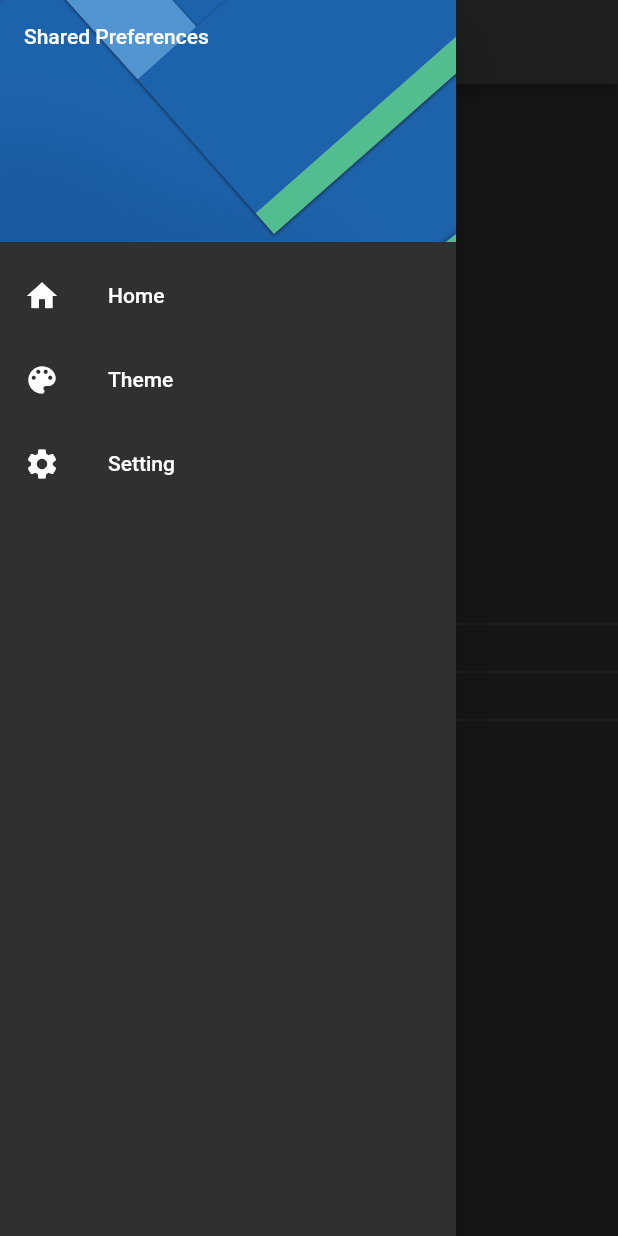
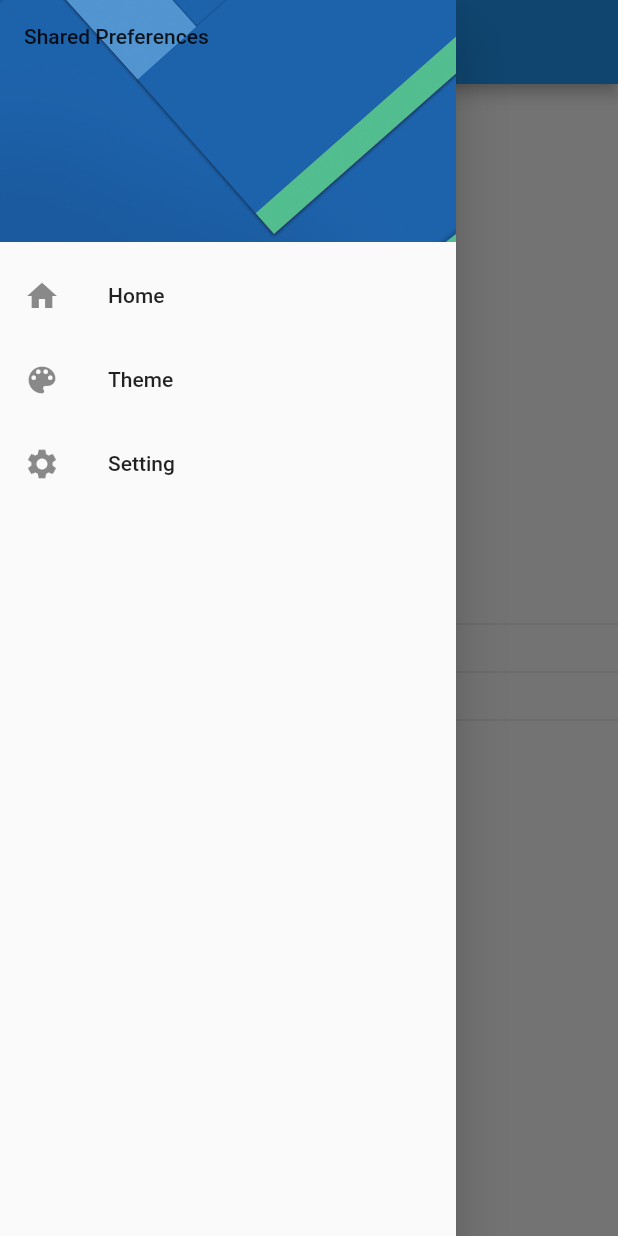
Before and after one commit to manuelduarte077/preferences_app, a Flutter app: the screen it shows after launch, with the side drawer open, on a phone screen of 412 x 824 dp. Run offline on Flutter 3.47's test engine with Material 2 defaults, Android fonts, the phone set to English and light mode, and no system bars; our stand-ins replace shared_preferences.

Commit message:
feat: add preferences theme and gender

```diff
--- a/lib/app/app.dart
+++ b/lib/app/app.dart
@@ -1,5 +1,6 @@
 import 'package:flutter/material.dart';
 import 'package:preferences_app/screens/screens.dart';
+import 'package:preferences_app/shared/preferences.dart';
 
 class MyApp extends StatelessWidget {
   const MyApp({Key? key}) : super(key: key);
@@ -13,7 +14,7 @@ class MyApp extends StatelessWidget {
         HomeScreen.routeName: (context) => const HomeScreen(),
         SettingScreen.routeName: (context) => const SettingScreen(),
       },
-      theme: ThemeData.dark(),
+      theme: Preferences.isDarkMode ? ThemeData.dark() : ThemeData.light(),
     );
   }
 }
--- a/lib/main.dart
+++ b/lib/main.dart
@@ -1,11 +1,11 @@
 import 'package:flutter/material.dart';
 import 'package:preferences_app/app/app.dart';
-import 'package:preferences_app/shared/shared_preferences.dart';
+import 'package:preferences_app/shared/preferences.dart';
 
 void main() async {
   WidgetsFlutterBinding.ensureInitialized();
 
-  // Asi puedo usar mis preferencias de manera global
   await Preferences.init();
+
   runApp(const MyApp());
 }
--- a/lib/screens/home_screen.dart
+++ b/lib/screens/home_screen.dart
@@ -1,4 +1,5 @@
 import 'package:flutter/material.dart';
+import 'package:preferences_app/shared/preferences.dart';
 import 'package:preferences_app/widgets/side_menu.dart';
 
 class HomeScreen extends StatelessWidget {
@@ -14,13 +15,13 @@ class HomeScreen extends StatelessWidget {
       drawer: const SideMenu(),
       body: Column(
         mainAxisAlignment: MainAxisAlignment.center,
-        children: const <Widget>[
-          Text('isDarkMode: '),
-          Divider(),
-          Text('Genero: '),
-          Divider(),
-          Text('Nombre: '),
-          Divider(),
+        children: <Widget>[
+          Text('isDarkMode: ${Preferences.isDarkMode}'),
+          const Divider(),
+          Text('Genero: ${Preferences.gender}'),
+          const Divider(),
+          Text('Nombre: ${Preferences.name}'),
+          const Divider(),
         ],
       ),
     );
--- /dev/null
+++ b/lib/shared/preferences.dart
@@ -0,0 +1,46 @@
+import 'package:shared_preferences/shared_preferences.dart';
+
+class Preferences {
+  //  Crearme las preferencias
+  static late SharedPreferences _prefs;
+
+  // Prppiedades
+  static String _name = '';
+  static bool _isDarkMode = false;
+  static int _gender = 1;
+
+  static Future init() async {
+    _prefs = await SharedPreferences.getInstance();
+  }
+
+  // Exponerlos mediante getter y setter
+  // Name Preferences
+  static String get name {
+    return _prefs.getString('name') ?? _name;
+  }
+
+  static set name(String name) {
+    _name = name;
+    _prefs.setString('name', name);
+  }
+
+  // Dark Mode
+  static bool get isDarkMode {
+    return _prefs.getBool('isDarkMode') ?? _isDarkMode;
+  }
+
+  static set isDarkMode(bool value) {
+    _isDarkMode = value;
+    _prefs.setBool('isDarkMode', value);
+  }
+
+  // Preferencias de genero
+  static int get gender {
+    return _prefs.getInt('gender') ?? _gender;
+  }
+
+  static set gender(int gender) {
+    _gender = gender;
+    _prefs.setInt('gender', gender);
+  }
+}
--- a/lib/shared/shared_preferences.dart
+++ /dev/null
@@ -1,16 +0,0 @@
-import 'package:shared_preferences/shared_preferences.dart';
-
-class Preferences {
-  //  Crearme las preferencias
-  static late SharedPreferences _prefs;
-
-  // Prppiedades
-  static String _name = '';
-  static bool _isDarkMode = false;
-  static int _gender = 1;
-
-  // Exponerlos mediante getter y setter
-  static Future init() async {
-    final _prefs = await SharedPreferences.getInstance();
-  }
-}
```
Also changed, not shown: lib/screens/settings_screen.dart (+12 -15 lines).
